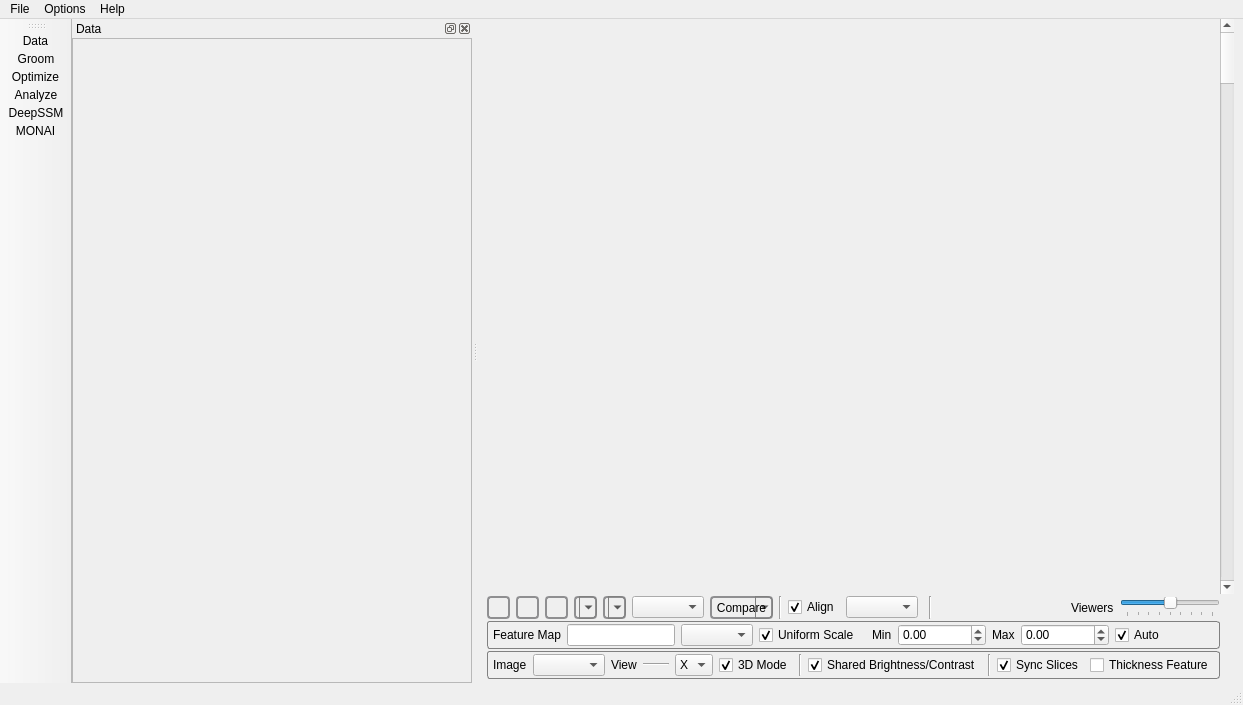
Old version of the form Studio/Interface/ShapeWorksStudioApp.ui in the repository SCIInstitute/ShapeWorks.
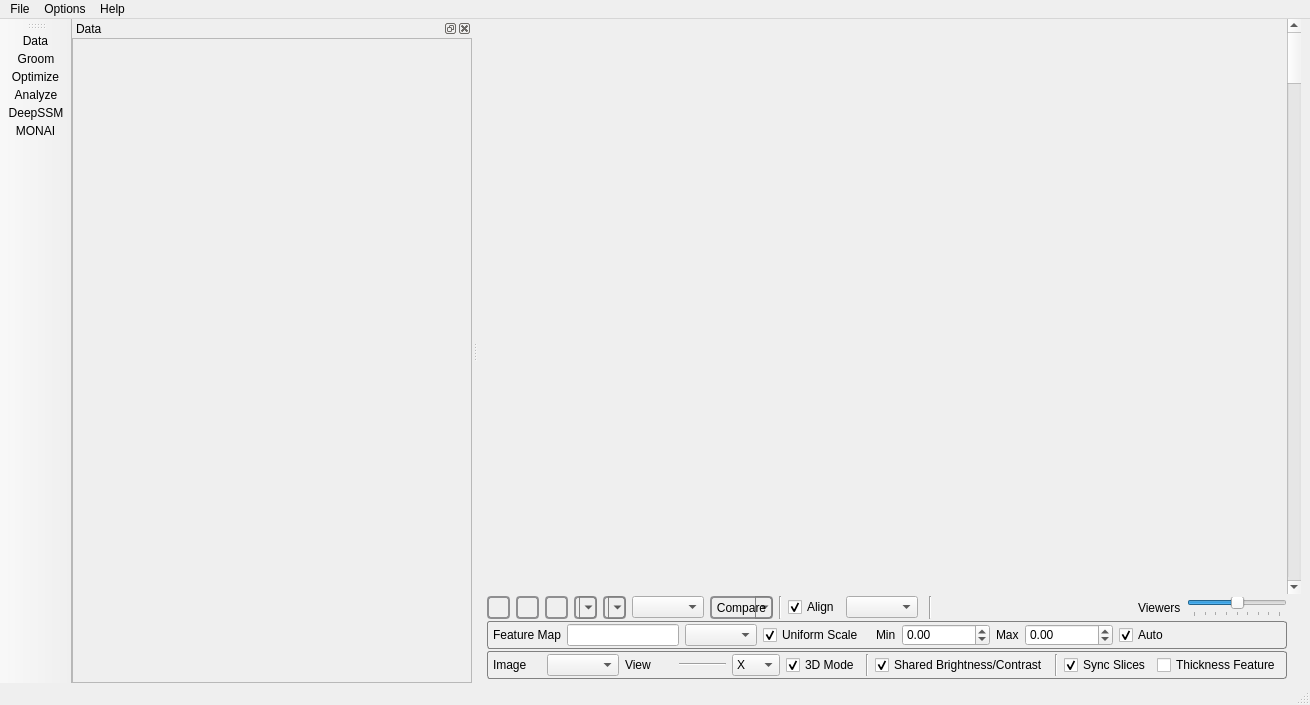
New version of the form. Icons and pictures are not drawn. Custom widgets are drawn as their Qt base class.

The edit to the form file:
```diff
--- a/Studio/Interface/ShapeWorksStudioApp.ui
+++ b/Studio/Interface/ShapeWorksStudioApp.ui
@@ -6,7 +6,7 @@
    <rect>
     <x>0</x>
     <y>0</y>
-    <width>1243</width>
+    <width>1310</width>
     <height>705</height>
    </rect>
   </property>
@@ -714,7 +714,7 @@
     <rect>
      <x>0</x>
      <y>0</y>
-     <width>1243</width>
+     <width>1310</width>
      <height>33</height>
     </rect>
    </property>
```
Left out of the diff: 6 changed lines with no effect on the pictures. Lines whose indentation alone changed are shown as unchanged.
